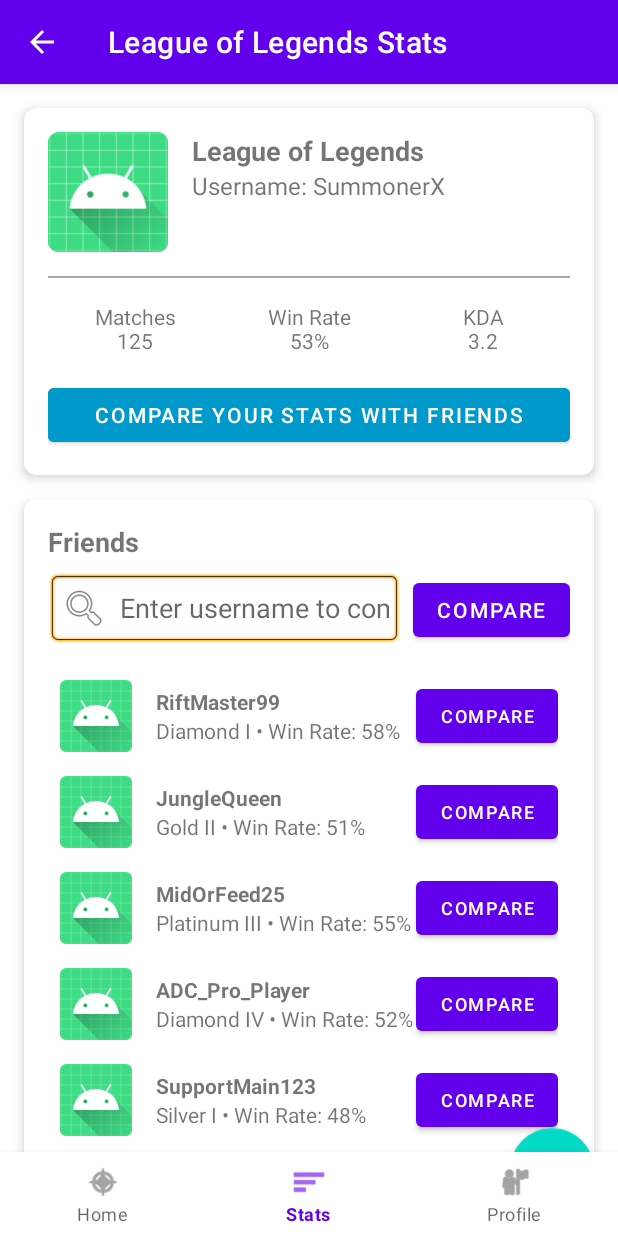
After one commit to StefanIonutTasca/Minor_Secure_Programming, an Android app: the LolStatsActivity screen opened directly, with no data from a screen before it, on a phone screen of 412 x 824 dp. The commit adds this screen. Run offline under Robolectric (Android 15) with nearby library versions, the phone set to English and light mode, and no system bars.

Commit message:
feat: implement initial League of Legends stats comparison functionality with bottom navigation

```diff
--- a/app/src/main/AndroidManifest.xml
+++ b/app/src/main/AndroidManifest.xml
@@ -21,6 +21,11 @@
                 <category android:name="android.intent.category.LAUNCHER" />
             </intent-filter>
         </activity>
+
+        <activity
+            android:name=".LolStatsActivity"
+            android:exported="false"
+            android:parentActivityName=".MainActivity" />
     </application>
 
 </manifest>
--- /dev/null
+++ b/app/src/main/java/com/example/minor_secure_programming/LolStatsActivity.kt
@@ -0,0 +1,110 @@
+package com.example.minor_secure_programming
+
+import android.os.Bundle
+import android.view.MenuItem
+import android.view.View
+import android.widget.Button
+import android.widget.EditText
+import android.widget.Toast
+import androidx.appcompat.app.AlertDialog
+import androidx.appcompat.app.AppCompatActivity
+
+class LolStatsActivity : AppCompatActivity() {
+    override fun onCreate(savedInstanceState: Bundle?) {
+        super.onCreate(savedInstanceState)
+        setContentView(R.layout.activity_lol_stats)
+
+        // Setup action bar with back button
+        supportActionBar?.setDisplayHomeAsUpEnabled(true)
+        supportActionBar?.title = "League of Legends Stats"
+
+        // Set up compare stats button click
+        findViewById<Button>(R.id.btnCompareStats).setOnClickListener {
+            Toast.makeText(this, "Opening comparison view...", Toast.LENGTH_SHORT).show()
+
+            // In a real app, this would navigate to a comparison screen
+            // For this demo, we'll just scroll to the friends section
+            findViewById<View>(R.id.friendsCard).requestFocus()
+        }
+
+        // Set up compare with new person button
+        findViewById<Button>(R.id.btnSearch).setOnClickListener {
+            val username = findViewById<EditText>(R.id.searchFriend).text.toString()
+            if (username.isNotEmpty()) {
+                // In a real app, this would fetch the user's stats and compare
+                // For this demo, we'll show a comparison dialog
+                showComparisonDialog(username)
+            } else {
+                Toast.makeText(this, "Please enter a username to compare with", Toast.LENGTH_SHORT).show()
+            }
+        }
+
+        // Set up listeners for all compare buttons in the friend list
+        setupFriendCompareButtons()
+
+        // Initialize the bottom navigation
+        val bottomNav = findViewById<com.google.android.material.bottomnavigation.BottomNavigationView>(R.id.bottomNavigation)
+        bottomNav.setOnItemSelectedListener { item ->
+            when (item.itemId) {
+                R.id.nav_home -> {
+                    finish() // Go back to MainActivity
+                    true
+                }
+                R.id.nav_stats -> {
+                    // Already on stats page
+                    true
+                }
+                R.id.nav_profile -> {
+                    // Would navigate to profile page
+                    true
+                }
+                else -> false
+            }
+        }
+
+        // Set active navigation item
+        bottomNav.selectedItemId = R.id.nav_stats
+    }
+
+    override fun onSupportNavigateUp(): Boolean {
+        onBackPressed()
+        return true
+    }
+
+    private fun setupFriendCompareButtons() {
+        // For a real app, we would dynamically create these buttons or use RecyclerView
+        // For this demo, we'll find all the buttons in the layout with a simple approach
+        val friendsCard = findViewById<View>(R.id.friendsCard) as androidx.cardview.widget.CardView
+        val linearLayout = friendsCard.getChildAt(0) as android.widget.LinearLayout
+
+        // Start at index 2 to skip the title and search box
+        for (i in 2 until linearLayout.childCount) {
+            val friendLayout = linearLayout.getChildAt(i) as android.widget.LinearLayout
+            // The compare button is the last child in each friend row
+            val compareButton = friendLayout.getChildAt(friendLayout.childCount - 1) as Button
+            val nameLayout = friendLayout.getChildAt(1) as android.widget.LinearLayout
+            val nameText = nameLayout.getChildAt(0) as android.widget.TextView
+            val username = nameText.text.toString()
+
+            compareButton.setOnClickListener {
+                showComparisonDialog(username)
+            }
+        }
+    }
+
+    private fun showComparisonDialog(username: String) {
+        val builder = AlertDialog.Builder(this)
+        builder.setTitle("Stats Comparison")
+            .setMessage("Comparing your stats with $username:\n\n" +
+                       "Wins: You (72) vs $username (85)\n" +
+                       "Losses: You (53) vs $username (62)\n" +
+                       "KDA: You (3.2) vs $username (3.8)\n" +
+                       "CS/min: You (6.8) vs $username (7.2)\n" +
+                       "Vision Score: You (22) vs $username (28)")
+            .setPositiveButton("Close") { dialog, _ -> dialog.dismiss() }
+            .setNeutralButton("View Full Details") { _, _ ->
+                Toast.makeText(this, "Full comparison details would open here", Toast.LENGTH_SHORT).show()
+            }
+        builder.create().show()
+    }
+}
--- a/app/src/main/java/com/example/minor_secure_programming/MainActivity.kt
+++ b/app/src/main/java/com/example/minor_secure_programming/MainActivity.kt
@@ -1,11 +1,46 @@
 package com.example.minor_secure_programming
 
+import android.content.Intent
 import android.os.Bundle
+import android.widget.Button
 import androidx.appcompat.app.AppCompatActivity
+import com.google.android.material.bottomnavigation.BottomNavigationView
 
 class MainActivity : AppCompatActivity() {
     override fun onCreate(savedInstanceState: Bundle?) {
         super.onCreate(savedInstanceState)
         setContentView(R.layout.activity_main)
+
+        // Set up button to navigate to LOL Stats page
+        val btnLolStats = findViewById<Button>(R.id.btnLolStats)
+        btnLolStats.setOnClickListener {
+            val intent = Intent(this, LolStatsActivity::class.java)
+            startActivity(intent)
+        }
+
+        // Initialize the bottom navigation
+        val bottomNav = findViewById<BottomNavigationView>(R.id.bottomNavigation)
+        bottomNav.setOnItemSelectedListener { item ->
+            when (item.itemId) {
+                R.id.nav_home -> {
+                    // Already on home page
+                    true
+                }
+                R.id.nav_stats -> {
+                    // Navigate to LOL Stats page
+                    val intent = Intent(this, LolStatsActivity::class.java)
+                    startActivity(intent)
+                    true
+                }
+                R.id.nav_profile -> {
+                    // Would navigate to profile page
+                    true
+                }
+                else -> false
+            }
+        }
+
+        // Set active navigation item
+        bottomNav.selectedItemId = R.id.nav_home
     }
 }
--- /dev/null
+++ b/app/src/main/res/layout/activity_lol_stats.xml
@@ -0,0 +1,385 @@
+<?xml version="1.0" encoding="utf-8"?>
+<androidx.constraintlayout.widget.ConstraintLayout xmlns:android="http://schemas.android.com/apk/res/android"
+    xmlns:app="http://schemas.android.com/apk/res-auto"
+    xmlns:tools="http://schemas.android.com/tools"
+    android:layout_width="match_parent"
+    android:layout_height="match_parent"
+    tools:context=".LolStatsActivity">
+
+    <!-- Using default ActionBar instead of custom Toolbar -->
+
+    <androidx.cardview.widget.CardView
+        android:id="@+id/profileCard"
+        android:layout_width="match_parent"
+        android:layout_height="wrap_content"
+        android:layout_margin="16dp"
+        app:cardCornerRadius="8dp"
+        app:cardElevation="4dp"
+        app:layout_constraintTop_toTopOf="parent"
+        android:layout_marginTop="16dp">
+
+        <androidx.constraintlayout.widget.ConstraintLayout
+            android:layout_width="match_parent"
+            android:layout_height="wrap_content"
+            android:padding="16dp">
+
+            <ImageView
+                android:id="@+id/profileImage"
+                android:layout_width="80dp"
+                android:layout_height="80dp"
+                android:contentDescription="Player Profile"
+                android:src="@mipmap/ic_launcher_round"
+                app:layout_constraintStart_toStartOf="parent"
+                app:layout_constraintTop_toTopOf="parent" />
+
+            <TextView
+                android:id="@+id/gameTitleText"
+                android:layout_width="wrap_content"
+                android:layout_height="wrap_content"
+                android:layout_marginStart="16dp"
+                android:text="League of Legends"
+                android:textSize="18sp"
+                android:textStyle="bold"
+                app:layout_constraintStart_toEndOf="@+id/profileImage"
+                app:layout_constraintTop_toTopOf="@+id/profileImage" />
+
+            <TextView
+                android:id="@+id/usernameText"
+                android:layout_width="wrap_content"
+                android:layout_height="wrap_content"
+                android:layout_marginStart="16dp"
+                android:text="Username: SummonerX"
+                android:textSize="16sp"
+                app:layout_constraintStart_toEndOf="@+id/profileImage"
+                app:layout_constraintTop_toBottomOf="@+id/gameTitleText" />
+
+            <View
+                android:id="@+id/divider"
+                android:layout_width="match_parent"
+                android:layout_height="1dp"
+                android:layout_marginTop="16dp"
+                android:background="@android:color/darker_gray"
+                app:layout_constraintTop_toBottomOf="@+id/profileImage" />
+
+            <TextView
+                android:id="@+id/matchesText"
+                android:layout_width="0dp"
+                android:layout_height="wrap_content"
+                android:layout_marginTop="16dp"
+                android:gravity="center"
+                android:text="Matches\n125"
+                android:textAlignment="center"
+                app:layout_constraintEnd_toStartOf="@+id/winRateText"
+                app:layout_constraintStart_toStartOf="parent"
+                app:layout_constraintTop_toBottomOf="@+id/divider" />
+
+            <TextView
+                android:id="@+id/winRateText"
+                android:layout_width="0dp"
+                android:layout_height="wrap_content"
+                android:gravity="center"
+                android:text="Win Rate\n53%"
+                android:textAlignment="center"
+                app:layout_constraintEnd_toStartOf="@+id/kdaText"
+                app:layout_constraintStart_toEndOf="@+id/matchesText"
+                app:layout_constraintTop_toTopOf="@+id/matchesText" />
+
+            <TextView
+                android:id="@+id/kdaText"
+                android:layout_width="0dp"
+                android:layout_height="wrap_content"
+                android:gravity="center"
+                android:text="KDA\n3.2"
+                android:textAlignment="center"
+                app:layout_constraintEnd_toEndOf="parent"
+                app:layout_constraintStart_toEndOf="@+id/winRateText"
+                app:layout_constraintTop_toTopOf="@+id/matchesText" />
+
+            <Button
+                android:id="@+id/btnCompareStats"
+                android:layout_width="match_parent"
+                android:layout_height="wrap_content"
+                android:layout_marginTop="16dp"
+                android:text="Compare Your Stats With Friends"
+                android:backgroundTint="@android:color/holo_blue_dark"
+                app:layout_constraintTop_toBottomOf="@+id/matchesText" />
+        </androidx.constraintlayout.widget.ConstraintLayout>
+    </androidx.cardview.widget.CardView>
+
+    <!-- Friends Section -->
+    <androidx.cardview.widget.CardView
+        android:id="@+id/friendsCard"
+        android:layout_width="match_parent"
+        android:layout_height="wrap_content"
+        android:layout_margin="16dp"
+        app:cardCornerRadius="8dp"
+        app:cardElevation="4dp"
+        app:layout_constraintTop_toBottomOf="@+id/profileCard">
+
+        <LinearLayout
+            android:layout_width="match_parent"
+            android:layout_height="wrap_content"
+            android:orientation="vertical"
+            android:padding="16dp">
+
+            <TextView
+                android:layout_width="match_parent"
+                android:layout_height="wrap_content"
+                android:text="Friends"
+                android:textSize="18sp"
+                android:textStyle="bold"
+                android:layout_marginBottom="8dp" />
+
+            <!-- Search Box -->
+            <LinearLayout
+                android:layout_width="match_parent"
+                android:layout_height="wrap_content"
+                android:orientation="horizontal"
+                android:layout_marginBottom="16dp">
+
+                <EditText
+                    android:id="@+id/searchFriend"
+                    android:layout_width="0dp"
+                    android:layout_height="wrap_content"
+                    android:layout_weight="1"
+                    android:hint="Enter username to compare with..."
+                    android:inputType="text"
+                    android:padding="8dp"
+                    android:drawableStart="@android:drawable/ic_menu_search"
+                    android:drawablePadding="8dp"
+                    android:background="@android:drawable/editbox_background" />
+
+                <Button
+                    android:id="@+id/btnSearch"
+                    android:layout_width="wrap_content"
+                    android:layout_height="wrap_content"
+                    android:text="Compare"
+                    android:layout_marginStart="8dp" />
+            </LinearLayout>
+
+            <!-- Friends List -->
+            <!-- Friend 1 -->
+            <LinearLayout
+                android:layout_width="match_parent"
+                android:layout_height="wrap_content"
+                android:orientation="horizontal"
+                android:gravity="center_vertical"
+                android:padding="8dp"
+                android:background="@android:drawable/list_selector_background">
+
+                <ImageView
+                    android:layout_width="48dp"
+                    android:layout_height="48dp"
+                    android:src="@mipmap/ic_launcher_round"
+                    android:contentDescription="Friend avatar" />
+
+                <LinearLayout
+                    android:layout_width="0dp"
+                    android:layout_height="wrap_content"
+                    android:layout_weight="1"
+                    android:orientation="vertical"
+                    android:layout_marginStart="16dp">
+
+                    <TextView
+                        android:layout_width="wrap_content"
+                        android:layout_height="wrap_content"
+                        android:text="RiftMaster99"
+                        android:textStyle="bold" />
+
+                    <TextView
+                        android:layout_width="wrap_content"
+                        android:layout_height="wrap_content"
+                        android:text="Diamond I • Win Rate: 58%" />
+                </LinearLayout>
+
+                <Button
+                    android:layout_width="wrap_content"
+                    android:layout_height="wrap_content"
+                    android:text="Compare"
+                    android:textSize="12sp" />
+            </LinearLayout>
+
+            <!-- Friend 2 -->
+            <LinearLayout
+                android:layout_width="match_parent"
+                android:layout_height="wrap_content"
+                android:orientation="horizontal"
+                android:gravity="center_vertical"
+                android:padding="8dp"
+                android:background="@android:drawable/list_selector_background">
+
+                <ImageView
+                    android:layout_width="48dp"
+                    android:layout_height="48dp"
+                    android:src="@mipmap/ic_launcher_round"
+                    android:contentDescription="Friend avatar" />
+
+                <LinearLayout
+                    android:layout_width="0dp"
+                    android:layout_height="wrap_content"
+                    android:layout_weight="1"
+                    android:orientation="vertical"
+                    android:layout_marginStart="16dp">
+
+                    <TextView
+                        android:layout_width="wrap_content"
+                        android:layout_height="wrap_content"
+                        android:text="JungleQueen"
+                        android:textStyle="bold" />
+
+                    <TextView
+                        android:layout_width="wrap_content"
+                        android:layout_height="wrap_content"
+                        android:text="Gold II • Win Rate: 51%" />
+                </LinearLayout>
+
+                <Button
+                    android:layout_width="wrap_content"
+                    android:layout_height="wrap_content"
+                    android:text="Compare"
+                    android:textSize="12sp" />
+            </LinearLayout>
+
+            <!-- Friend 3 -->
+            <LinearLayout
+                android:layout_width="match_parent"
+                android:layout_height="wrap_content"
+                android:orientation="horizontal"
+                android:gravity="center_vertical"
+                android:padding="8dp"
+                android:background="@android:drawable/list_selector_background">
+
+                <ImageView
+                    android:layout_width="48dp"
+                    android:layout_height="48dp"
+                    android:src="@mipmap/ic_launcher_round"
+                    android:contentDescription="Friend avatar" />
+
+                <LinearLayout
+                    android:layout_width="0dp"
+                    android:layout_height="wrap_content"
+                    android:layout_weight="1"
+                    android:orientation="vertical"
+                    android:layout_marginStart="16dp">
+
+                    <TextView
+                        android:layout_width="wrap_content"
+                        android:layout_height="wrap_content"
+                        android:text="MidOrFeed25"
+                        android:textStyle="bold" />
+
+                    <TextView
+                        android:layout_width="wrap_content"
+                        android:layout_height="wrap_content"
+                        android:text="Platinum III • Win Rate: 55%" />
+                </LinearLayout>
+
+                <Button
+                    android:layout_width="wrap_content"
+                    android:layout_height="wrap_content"
+                    android:text="Compare"
+                    android:textSize="12sp" />
+            </LinearLayout>
+
+            <!-- Friend 4 -->
+            <LinearLayout
+                android:layout_width="match_parent"
+                android:layout_height="wrap_content"
+                android:orientation="horizontal"
+                android:gravity="center_vertical"
+                android:padding="8dp"
+                android:background="@android:drawable/list_selector_background">
+
+                <ImageView
+                    android:layout_width="48dp"
+                    android:layout_height="48dp"
+                    android:src="@mipmap/ic_launcher_round"
+                    android:contentDescription="Friend avatar" />
+
+                <LinearLayout
+                    android:layout_width="0dp"
+                    android:layout_height="wrap_content"
+                    android:layout_weight="1"
+                    android:orientation="vertical"
+                    android:layout_marginStart="16dp">
+
+                    <TextView
+                        android:layout_width="wrap_content"
+                        android:layout_height="wrap_content"
+                        android:text="ADC_Pro_Player"
+                        android:textStyle="bold" />
+
+                    <TextView
+                        android:layout_width="wrap_content"
+                        android:layout_height="wrap_content"
+                        android:text="Diamond IV • Win Rate: 52%" />
+                </LinearLayout>
+
+                <Button
+                    android:layout_width="wrap_content"
+                    android:layout_height="wrap_content"
+                    android:text="Compare"
+                    android:textSize="12sp" />
+            </LinearLayout>
+
+            <!-- Friend 5 -->
+            <LinearLayout
+                android:layout_width="match_parent"
+                android:layout_height="wrap_content"
+                android:orientation="horizontal"
+                android:gravity="center_vertical"
+                android:padding="8dp"
+                android:background="@android:drawable/list_selector_background">
+
+                <ImageView
+                    android:layout_width="48dp"
+                    android:layout_height="48dp"
+                    android:src="@mipmap/ic_launcher_round"
+                    android:contentDescription="Friend avatar" />
+
+                <LinearLayout
+                    android:layout_width="0dp"
+                    android:layout_height="wrap_content"
+                    android:layout_weight="1"
+                    android:orientation="vertical"
+                    android:layout_marginStart="16dp">
+
+                    <TextView
+                        android:layout_width="wrap_content"
+                        android:layout_height="wrap_content"
+                        android:text="SupportMain123"
+                        android:textStyle="bold" />
+
+                    <TextView
+                        android:layout_width="wrap_content"
+                        android:layout_height="wrap_content"
+                        android:text="Silver I • Win Rate: 48%" />
+                </LinearLayout>
+
+                <Button
+                    android:layout_width="wrap_content"
+                    android:layout_height="wrap_content"
+                    android:text="Compare"
+                    android:textSize="12sp" />
+            </LinearLayout>
+        </LinearLayout>
+    </androidx.cardview.widget.CardView>
+
+    <com.google.android.material.floatingactionbutton.FloatingActionButton
+        android:id="@+id/syncButton"
+        android:layout_width="wrap_content"
+        android:layout_height="wrap_content"
+        android:layout_margin="16dp"
+        android:contentDescription="Sync Stats"
+        app:layout_constraintBottom_toBottomOf="parent"
+        app:layout_constraintEnd_toEndOf="parent"
+        android:src="@android:drawable/ic_popup_sync" />
+
+    <com.google.android.material.bottomnavigation.BottomNavigationView
+        android:id="@+id/bottomNavigation"
+        android:layout_width="match_parent"
+        android:layout_height="wrap_content"
+        app:layout_constraintBottom_toBottomOf="parent"
+        app:menu="@menu/bottom_nav_menu" />
+
+</androidx.constraintlayout.widget.ConstraintLayout>
--- a/app/src/main/res/layout/activity_main.xml
+++ b/app/src/main/res/layout/activity_main.xml
@@ -7,6 +7,7 @@
     tools:context=".MainActivity">
 
     <TextView
+        android:id="@+id/titleText"
         android:layout_width="wrap_content"
         android:layout_height="wrap_content"
         android:text="Secure Programming Minor"
@@ -15,6 +16,24 @@
         app:layout_constraintBottom_toBottomOf="parent"
         app:layout_constraintEnd_toEndOf="parent"
         app:layout_constraintStart_toStartOf="parent"
-        app:layout_constraintTop_toTopOf="parent" />
+        app:layout_constraintTop_toTopOf="parent"
+        app:layout_constraintVertical_bias="0.4" />
+
+    <Button
+        android:id="@+id/btnLolStats"
+        android:layout_width="wrap_content"
+        android:layout_height="wrap_content"
+        android:layout_marginTop="32dp"
+        android:text="View LOL Stats"
+        app:layout_constraintEnd_toEndOf="parent"
+        app:layout_constraintStart_toStartOf="parent"
+        app:layout_constraintTop_toBottomOf="@+id/titleText" />
+
+    <com.google.android.material.bottomnavigation.BottomNavigationView
+        android:id="@+id/bottomNavigation"
+        android:layout_width="match_parent"
+        android:layout_height="wrap_content"
+        app:layout_constraintBottom_toBottomOf="parent"
+        app:menu="@menu/bottom_nav_menu" />
 
 </androidx.constraintlayout.widget.ConstraintLayout>
--- /dev/null
+++ b/app/src/main/res/menu/bottom_nav_menu.xml
@@ -0,0 +1,15 @@
+<?xml version="1.0" encoding="utf-8"?>
+<menu xmlns:android="http://schemas.android.com/apk/res/android">
+    <item
+        android:id="@+id/nav_home"
+        android:icon="@android:drawable/ic_menu_compass"
+        android:title="Home" />
+    <item
+        android:id="@+id/nav_stats"
+        android:icon="@android:drawable/ic_menu_sort_by_size"
+        android:title="Stats" />
+    <item
+        android:id="@+id/nav_profile"
+        android:icon="@android:drawable/ic_menu_myplaces"
+        android:title="Profile" />
+</menu>
```
